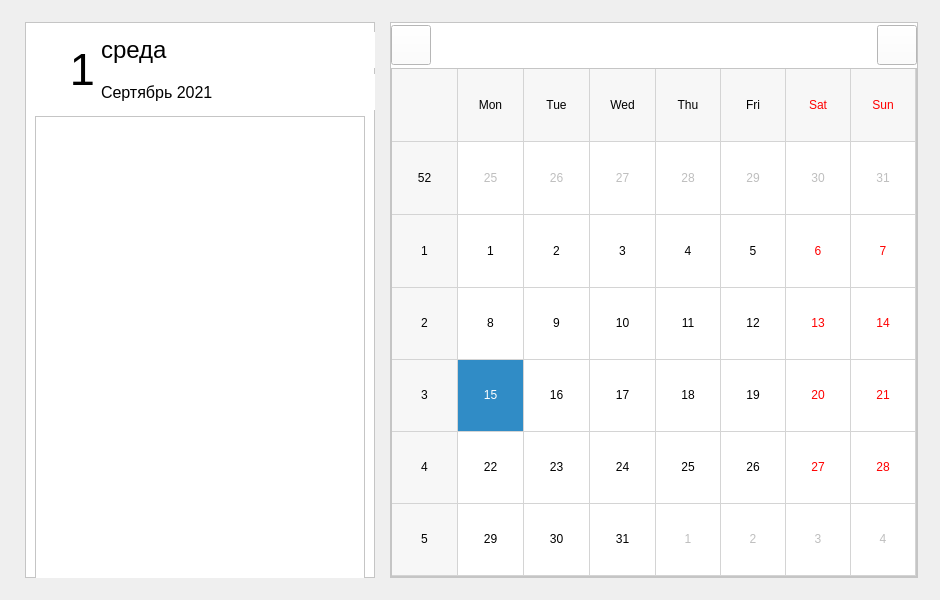
First picture: the form in source/calendar.ui, repository Proctocheck/project-y, before the edit.
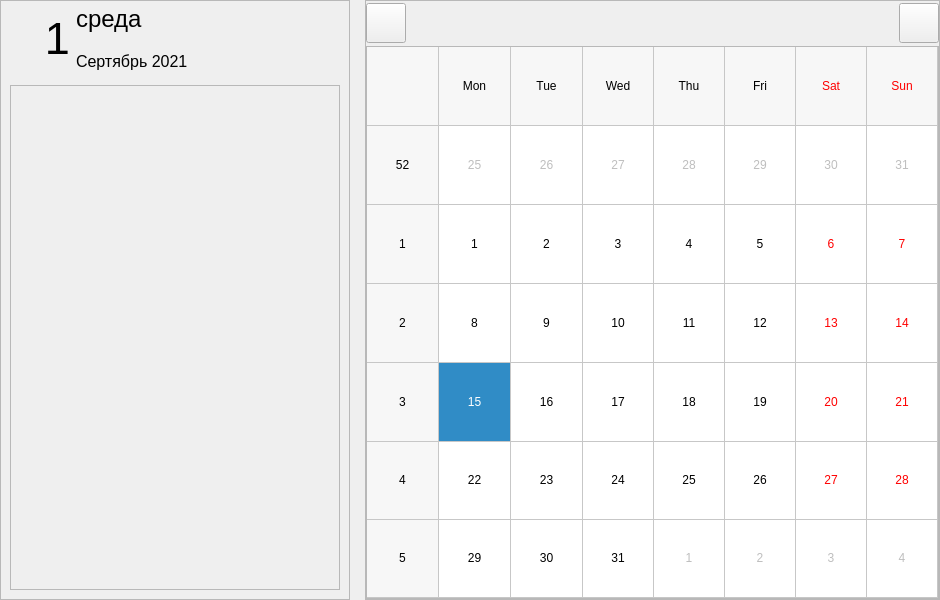
Second picture: the form after the edit. Icons and pictures are not drawn.

What changed in the file:
```diff
--- a/source/calendar.ui
+++ b/source/calendar.ui
@@ -19,18 +19,21 @@
   <property name="windowTitle">
    <string>Form</string>
   </property>
+  <property name="styleSheet">
+   <string notr="true"/>
+  </property>
   <layout class="QGridLayout" name="mainGrid">
    <property name="leftMargin">
-    <number>25</number>
+    <number>0</number>
    </property>
    <property name="topMargin">
-    <number>22</number>
+    <number>0</number>
    </property>
    <property name="rightMargin">
-    <number>22</number>
+    <number>0</number>
    </property>
    <property name="bottomMargin">
-    <number>22</number>
+    <number>0</number>
    </property>
    <property name="horizontalSpacing">
     <number>15</number>
@@ -42,12 +45,12 @@
     <widget class="QFrame" name="calendar">
      <property name="minimumSize">
       <size>
-       <width>520</width>
+       <width>0</width>
        <height>0</height>
       </size>
      </property>
      <property name="styleSheet">
-      <string notr="true">background-color: rgb(255, 255, 255);</string>
+      <string notr="true"/>
      </property>
      <property name="frameShape">
       <enum>QFrame::StyledPanel</enum>
@@ -262,7 +265,7 @@
       </size>
      </property>
      <property name="styleSheet">
-      <string notr="true">background-color: rgb(255, 255, 255);</string>
+      <string notr="true"/>
      </property>
      <property name="frameShape">
       <enum>QFrame::StyledPanel</enum>
@@ -271,6 +274,79 @@
       <enum>QFrame::Raised</enum>
      </property>
      <layout class="QGridLayout" name="notesGrid">
+      <property name="topMargin">
+       <number>0</number>
+      </property>
+      <item row="2" column="0" colspan="2">
+       <widget class="QScrollArea" name="scrollArea">
+        <property name="minimumSize">
+         <size>
+          <width>0</width>
+          <height>450</height>
+         </size>
+        </property>
+        <property name="styleSheet">
+         <string notr="true"/>
+        </property>
+        <property name="widgetResizable">
+         <bool>true</bool>
+        </property>
+        <widget class="QWidget" name="scroll_layout_">
+         <property name="geometry">
+          <rect>
+           <x>0</x>
+           <y>0</y>
+           <width>324</width>
+           <height>499</height>
+          </rect>
+         </property>
+         <layout class="QGridLayout" name="scroll_layout">
+          <property name="leftMargin">
+           <number>0</number>
+          </property>
+          <property name="topMargin">
+           <number>0</number>
+          </property>
+          <property name="rightMargin">
+           <number>0</number>
+          </property>
+          <property name="bottomMargin">
+           <number>0</number>
+          </property>
+          <property name="horizontalSpacing">
+           <number>0</number>
+          </property>
+          <property name="verticalSpacing">
+           <number>4</number>
+          </property>
+         </layout>
+        </widget>
+       </widget>
+      </item>
+      <item row="1" column="1">
+       <widget class="QLabel" name="MonthYear">
+        <property name="minimumSize">
+         <size>
+          <width>279</width>
+          <height>36</height>
+         </size>
+        </property>
+        <property name="maximumSize">
+         <size>
+          <width>279</width>
+          <height>36</height>
+         </size>
+        </property>
+        <property name="font">
+         <font>
+          <pointsize>12</pointsize>
+         </font>
+        </property>
+        <property name="text">
+         <string>Сертябрь 2021</string>
+        </property>
+       </widget>
+      </item>
       <item row="0" column="0" rowspan="2">
        <widget class="QLabel" name="day">
         <property name="sizePolicy">
@@ -334,46 +410,6 @@
         </property>
        </widget>
       </item>
-      <item row="1" column="1">
-       <widget class="QLabel" name="MonthYear">
-        <property name="minimumSize">
-         <size>
-          <width>279</width>
-          <height>36</height>
-         </size>
-        </property>
-        <property name="maximumSize">
-         <size>
-          <width>279</width>
-          <height>36</height>
-         </size>
-        </property>
-        <property name="font">
-         <font>
-          <pointsize>12</pointsize>
-         </font>
-        </property>
-        <property name="text">
-         <string>Сертябрь 2021</string>
-        </property>
-       </widget>
-      </item>
-      <item row="2" column="0" colspan="2">
-       <widget class="QFrame" name="noteList">
-        <property name="minimumSize">
-         <size>
-          <width>0</width>
-          <height>470</height>
-         </size>
-        </property>
-        <property name="frameShape">
-         <enum>QFrame::StyledPanel</enum>
-        </property>
-        <property name="frameShadow">
-         <enum>QFrame::Raised</enum>
-        </property>
-       </widget>
-      </item>
      </layout>
     </widget>
    </item>
```
Left out of the diff: 4 changed lines with no effect on the pictures.
